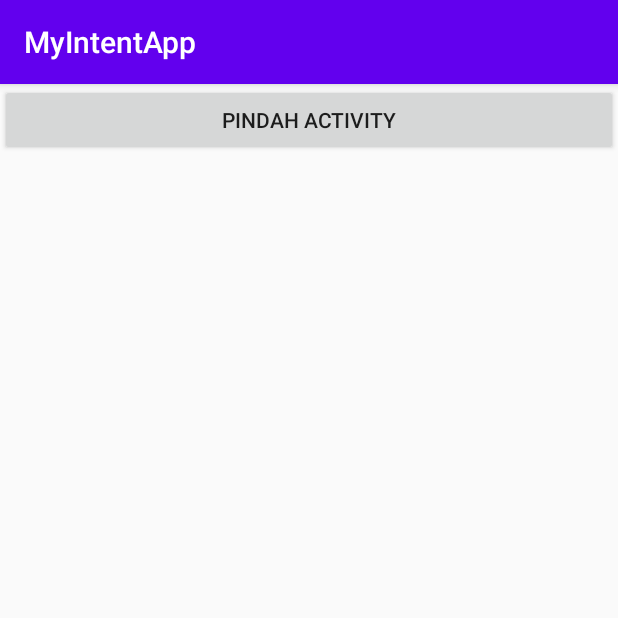
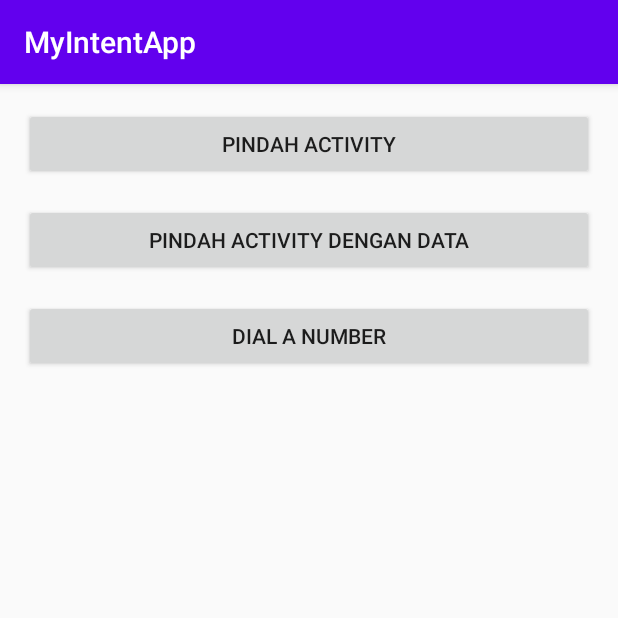
Before and after one commit to zerkijulian92/App-MyIntent-Kotlin, an Android app: the screen it shows after launch (MainActivity), on a phone screen of 412 x 824 dp, the top half of it. Run offline under Robolectric (Android 15) with nearby library versions, the phone set to English and light mode, and no system bars.

```diff
--- a/app/src/main/AndroidManifest.xml
+++ b/app/src/main/AndroidManifest.xml
@@ -9,7 +9,8 @@
         android:roundIcon="@mipmap/ic_launcher_round"
         android:supportsRtl="true"
         android:theme="@style/AppTheme">
-        <activity android:name=".MoveActivity"></activity>
+        <activity android:name=".MoveWithDataActivity"></activity>
+        <activity android:name=".MoveActivity" />
         <activity android:name=".MainActivity">
             <intent-filter>
                 <action android:name="android.intent.action.MAIN" />
--- a/app/src/main/java/com/androidpemula/myintentapp/MainActivity.kt
+++ b/app/src/main/java/com/androidpemula/myintentapp/MainActivity.kt
@@ -1,6 +1,7 @@
 package com.androidpemula.myintentapp
 
 import android.content.Intent
+import android.net.Uri
 import androidx.appcompat.app.AppCompatActivity
 import android.os.Bundle
 import android.view.View
@@ -14,9 +15,13 @@ class MainActivity : AppCompatActivity(), View.OnClickListener { // Tambahkan Vi
 
         // Deklarasi & Casting Button
         val btnMoveActivity: Button     = findViewById(R.id.btn_move_activity)
+        val btnMoveWithData: Button     = findViewById(R.id.btn_move_activity_data)
+        val btnDialPhone: Button        = findViewById(R.id.btn_dial_number)
 
         // BtnMoveActivity ketika di klik
         btnMoveActivity.setOnClickListener(this)
+        btnMoveWithData.setOnClickListener(this)
+        btnDialPhone.setOnClickListener(this)
     }
 
     // Fungsi OnClickListener
@@ -27,6 +32,27 @@ class MainActivity : AppCompatActivity(), View.OnClickListener { // Tambahkan Vi
                 val moveIntent = Intent(this@MainActivity, MoveActivity::class.java)
                 startActivity(moveIntent)
             }
+
+            R.id.btn_move_activity_data -> {
+                // Berpindah Activity
+                val moveWithDataIntent = Intent(this@MainActivity, MoveWithDataActivity::class.java)
+                /*
+                NOTE :
+                EXTRA_NAME & EXTRA_AGE adalah key yang sebelumnya dibuat di MoveWithDataActivity
+                 */
+                moveWithDataIntent.putExtra(MoveWithDataActivity.EXTRA_NAME, "Dicoding Academy Boy")
+                moveWithDataIntent.putExtra(MoveWithDataActivity.EXTRA_AGE, 5)
+                startActivity(moveWithDataIntent)
+            }
+
+            R.id.btn_dial_number -> {
+                // Berpindah Activity
+                val phoneNumber = "081210841382"
+                val dialPhoneIntent = Intent(Intent.ACTION_DIAL, Uri.parse("tel:$phoneNumber"))
+                startActivity(dialPhoneIntent)
+            }
         }
+
+
     }
 }
--- a/app/src/main/res/layout/activity_main.xml
+++ b/app/src/main/res/layout/activity_main.xml
@@ -4,6 +4,7 @@
     android:layout_width="match_parent"
     android:layout_height="match_parent"
     android:orientation="vertical"
+    android:padding="16dp"
     tools:context=".MainActivity">
 
     <Button
@@ -13,4 +14,17 @@
         android:layout_marginBottom="16dp"
         android:text="@string/move_activity" />
 
+    <Button
+        android:id="@+id/btn_move_activity_data"
+        android:layout_width="match_parent"
+        android:layout_height="wrap_content"
+        android:layout_marginBottom="16dp"
+        android:text="@string/move_with_data" />
+
+    <Button
+        android:id="@+id/btn_dial_number"
+        android:layout_width="match_parent"
+        android:layout_height="wrap_content"
+        android:text="@string/dial_number" />
+
 </LinearLayout>
--- a/build.gradle
+++ b/build.gradle
@@ -8,7 +8,7 @@ buildscript {
 
     }
     dependencies {
-        classpath 'com.android.tools.build:gradle:3.6.0'
+        classpath 'com.android.tools.build:gradle:4.0.0'
         classpath "org.jetbrains.kotlin:kotlin-gradle-plugin:$kotlin_version"
 
         // NOTE: Do not place your application dependencies here; they belong
```
Also changed, not shown: app/src/main/java/com/androidpemula/myintentapp/MoveWithDataActivity.kt (added, +34 -0 lines), app/src/main/res/layout/activity_move_with_data.xml (added, +15 -0 lines), gradle/wrapper/gradle-wrapper.properties.
